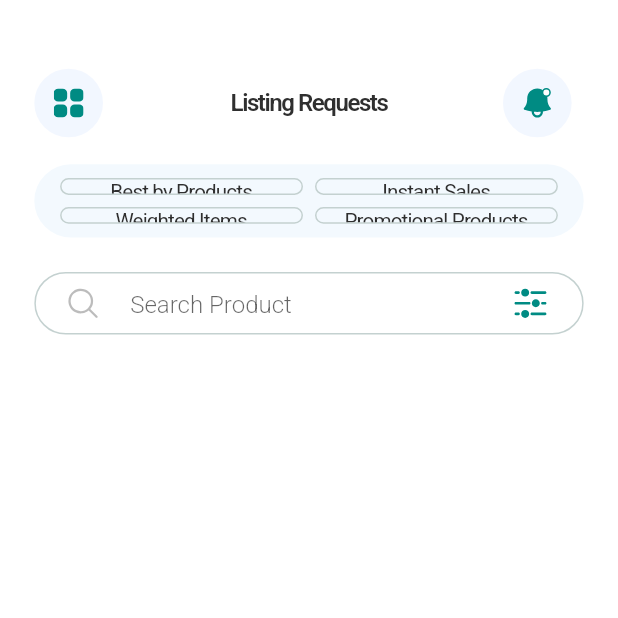
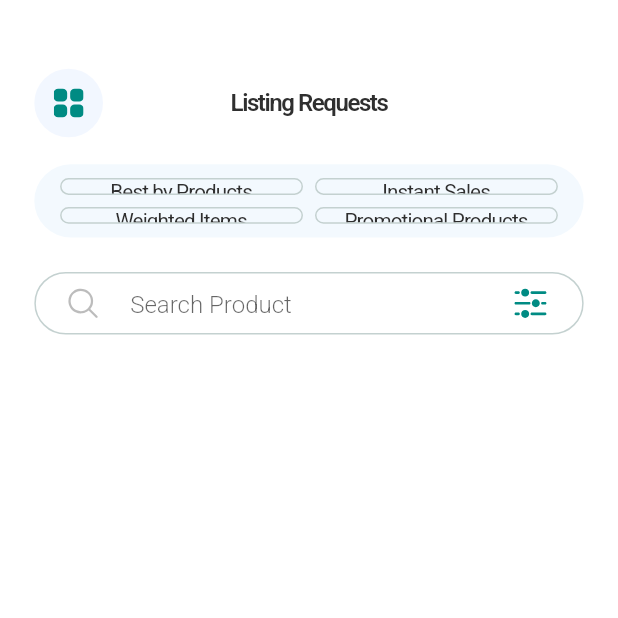
Before and after one commit to HammadAhmedSherazi/push_price_manager, a Flutter app: the EmployeeListRequestView screen opened directly with empty values, on a phone screen of 412 x 824 dp, the top half of it. Run offline on Flutter 3.47's test engine with Material 3 defaults, Android fonts, the phone set to English and light mode, and no system bars; our stand-ins replace cached_network_image, fl_chart, flutter_otp_text_field, flutter_rating_bar, flutter_riverpod, flutter_screenutil and 5 more; missing offline and left inert: simple_barcode_scanner; accounts and stored records are empty; network calls fail; project files that could hold a hidden picture were left out.

Commit message:
last work is done

```diff
--- a/lib/widget/custom_app_bar_widget.dart
+++ b/lib/widget/custom_app_bar_widget.dart
@@ -83,19 +83,7 @@ class CustomAppBarWidget extends StatelessWidget implements PreferredSize {
                   ),
                 ),
 
-                SizedBox(
-                  width: context.screenwidth * 0.15,
-                  child: GestureDetector(
-                    onTap: () {
-                      AppRouter.push(NotificationView());
-                    },
-                    child: CircleAvatar(
-                      backgroundColor: Color.fromRGBO(234, 241, 255, 0.6),
-                      radius: 20.r,
-                      child: SvgPicture.asset(Assets.notificationIcon),
-                    ),
-                  ),
-                ),
+                SizedBox(width: context.screenwidth * 0.15),
               ],
             ),
             ...children,
```
